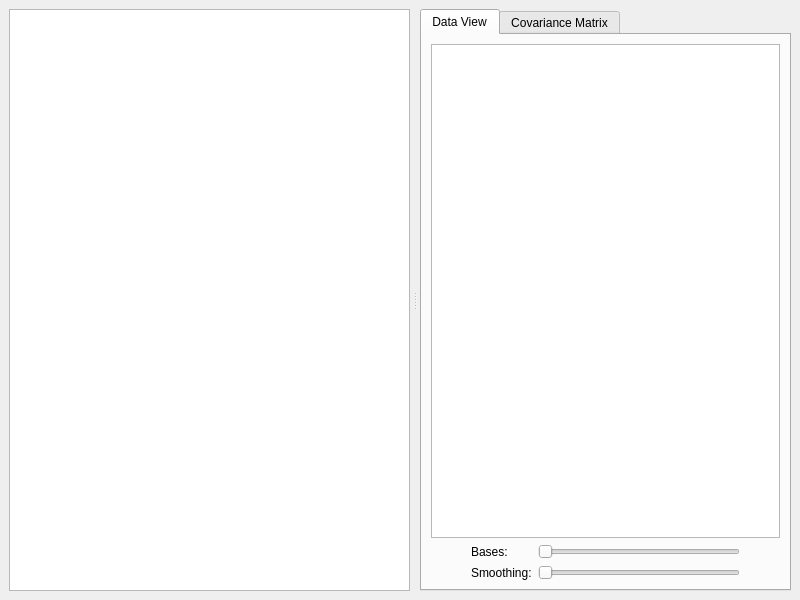
Above: src/gui/form_main.ui from pcdangio/ros-noise_analysis before the change. Below: the same form after it.
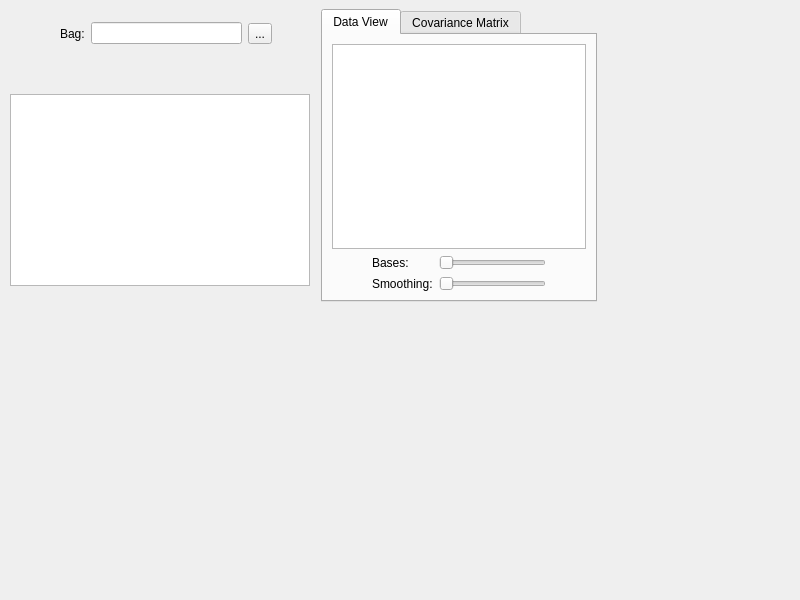
That is the form after the change. Icons and pictures are not drawn. Custom widgets are drawn as their Qt base class.

Patch:
```diff
--- a/src/gui/form_main.ui
+++ b/src/gui/form_main.ui
@@ -14,33 +14,15 @@
    <string>Noise Analysis</string>
   </property>
   <widget class="QWidget" name="centralwidget">
-   <layout class="QGridLayout" name="gridLayout">
-    <item row="0" column="0">
-     <widget class="QSplitter" name="splitter">
-      <property name="orientation">
-       <enum>Qt::Horizontal</enum>
-      </property>
-      <property name="handleWidth">
-       <number>10</number>
-      </property>
-      <property name="childrenCollapsible">
-       <bool>false</bool>
-      </property>
-      <widget class="QWidget" name="verticalLayoutWidget">
-       <layout class="QVBoxLayout" name="verticalLayout_2">
-        <item>
-         <widget class="QTableWidget" name="table">
-          <property name="minimumSize">
-           <size>
-            <width>300</width>
-            <height>0</height>
-           </size>
-          </property>
-         </widget>
-        </item>
-       </layout>
-      </widget>
       <widget class="QTabWidget" name="tabs">
+    <property name="geometry">
+     <rect>
+      <x>321</x>
+      <y>9</y>
+      <width>276</width>
+      <height>293</height>
+     </rect>
+    </property>
        <property name="currentIndex">
         <number>0</number>
        </property>
@@ -128,9 +110,58 @@
         </attribute>
        </widget>
       </widget>
+   <widget class="QTableWidget" name="table">
+    <property name="geometry">
+     <rect>
+      <x>10</x>
+      <y>94</y>
+      <width>300</width>
+      <height>192</height>
+     </rect>
+    </property>
+    <property name="minimumSize">
+     <size>
+      <width>300</width>
+      <height>0</height>
+     </size>
+    </property>
+   </widget>
+   <widget class="QWidget" name="">
+    <property name="geometry">
+     <rect>
+      <x>60</x>
+      <y>20</y>
+      <width>212</width>
+      <height>27</height>
+     </rect>
+    </property>
+    <layout class="QHBoxLayout" name="horizontalLayout">
+     <item>
+      <widget class="QLabel" name="label_bag">
+       <property name="text">
+        <string>Bag:</string>
+       </property>
+      </widget>
+     </item>
+     <item>
+      <widget class="QLineEdit" name="lineedit_bag">
+       <property name="readOnly">
+        <bool>true</bool>
+       </property>
+      </widget>
+     </item>
+     <item>
+      <widget class="QToolButton" name="button_open_bag">
+       <property name="text">
+        <string>...</string>
+       </property>
+       <property name="icon">
+        <iconset theme="document-open"/>
+       </property>
      </widget>
     </item>
    </layout>
+   </widget>
   </widget>
  </widget>
  <customwidgets>
```
Lines whose indentation alone changed are shown as unchanged.
